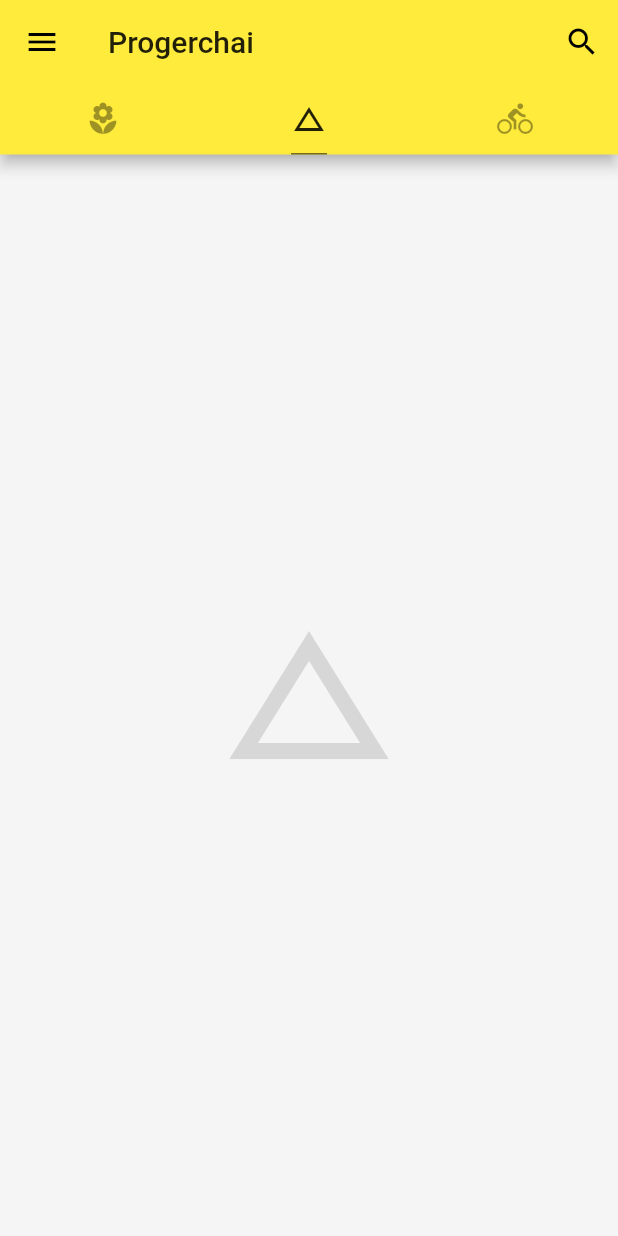
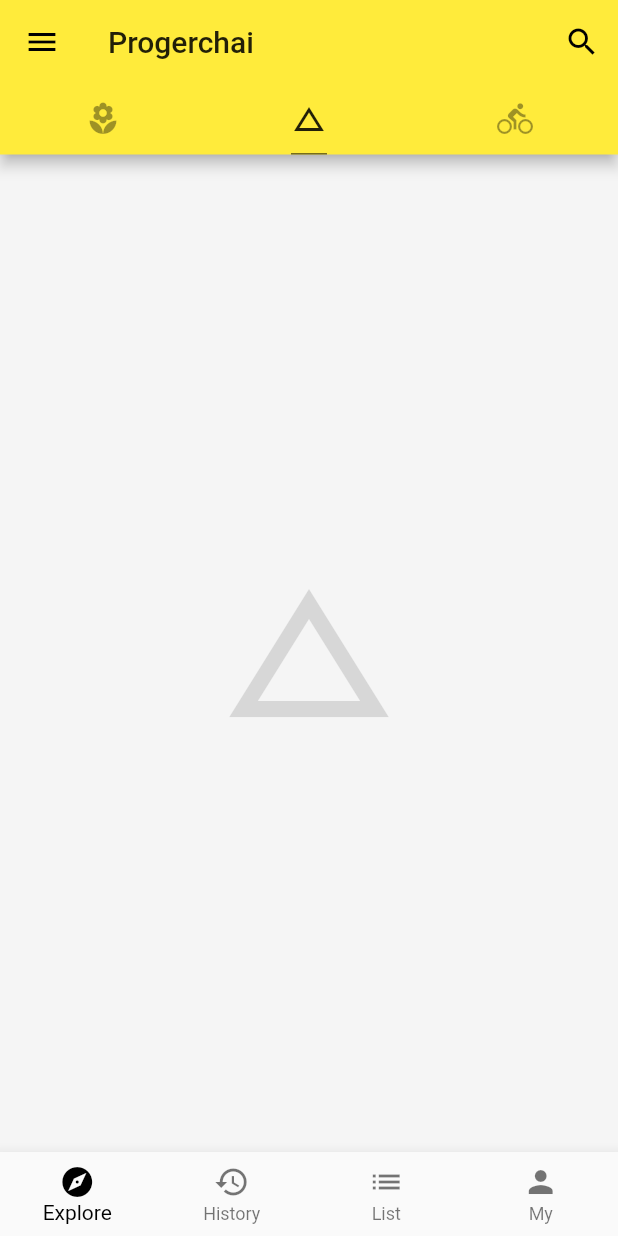
Before and after one commit to progerchai/progerchai, a Flutter app: the screen it shows after launch, tab 2 chosen, on a phone screen of 412 x 824 dp. Run offline on Flutter 3.47's test engine with Material 2 defaults, Android fonts, the phone set to English and light mode, and no system bars; network calls fail.

Commit message:
bottom navigation bar demo

```diff
--- /dev/null
+++ b/proger1229/hello_world/lib/demo/bottom_navigation_bar_demo.dart
@@ -0,0 +1,38 @@
+import 'package:flutter/material.dart';
+
+class BottomNavigationBarDemo extends StatefulWidget {
+  @override
+  State<StatefulWidget> createState() {
+    return _BottomNavigationBarDemoState();
+  }
+}
+
+class _BottomNavigationBarDemoState extends State<BottomNavigationBarDemo> {
+  int _currentIndex = 0;
+  void _onTapHandler(int index) {
+    setState(() {
+      _currentIndex = index;
+    });
+    debugPrint('_onTabHandler--->${index}');
+    // setState
+  }
+
+  @override
+  Widget build(BuildContext context) {
+    // TODO: implement build
+    return BottomNavigationBar(
+      type: BottomNavigationBarType.fixed,
+      fixedColor: Colors.black,
+      currentIndex: _currentIndex,
+      onTap: _onTapHandler,
+      items: [
+        BottomNavigationBarItem(
+            icon: Icon(Icons.explore), title: Text('Explore')),
+        BottomNavigationBarItem(
+            icon: Icon(Icons.history), title: Text('History')),
+        BottomNavigationBarItem(icon: Icon(Icons.list), title: Text('List')),
+        BottomNavigationBarItem(icon: Icon(Icons.person), title: Text('My'))
+      ],
+    );
+  }
+}
--- a/proger1229/hello_world/lib/main.dart
+++ b/proger1229/hello_world/lib/main.dart
@@ -1,5 +1,7 @@
 import 'package:flutter/material.dart';
 import './demo/drawer_demo.dart';
+import './demo/bottom_navigation_bar_demo.dart';
+import './demo/listview_demo.dart';
 
 void main() => runApp(new MyApp());
 
@@ -22,8 +24,8 @@ class Home extends StatelessWidget {
   @override
   Widget build(BuildContext context) {
     return DefaultTabController(
-        length: 3,
-        child: new Scaffold(
+      length: 3,
+      child: new Scaffold(
           backgroundColor: Colors.grey[100],
           appBar: new AppBar(
             // leading: IconButton(
@@ -53,11 +55,7 @@ class Home extends StatelessWidget {
           ),
           body: TabBarView(
             children: <Widget>[
-              Icon(
-                Icons.local_florist,
-                size: 128.0,
-                color: Colors.black12,
-              ),
+              ListViewDemo(),
               Icon(
                 Icons.change_history,
                 size: 128.0,
@@ -71,6 +69,7 @@ class Home extends StatelessWidget {
             ],
           ),
           drawer: new DrawerDemo(),
-        ));
+          bottomNavigationBar: new BottomNavigationBarDemo()),
+    );
   }
 }
```
